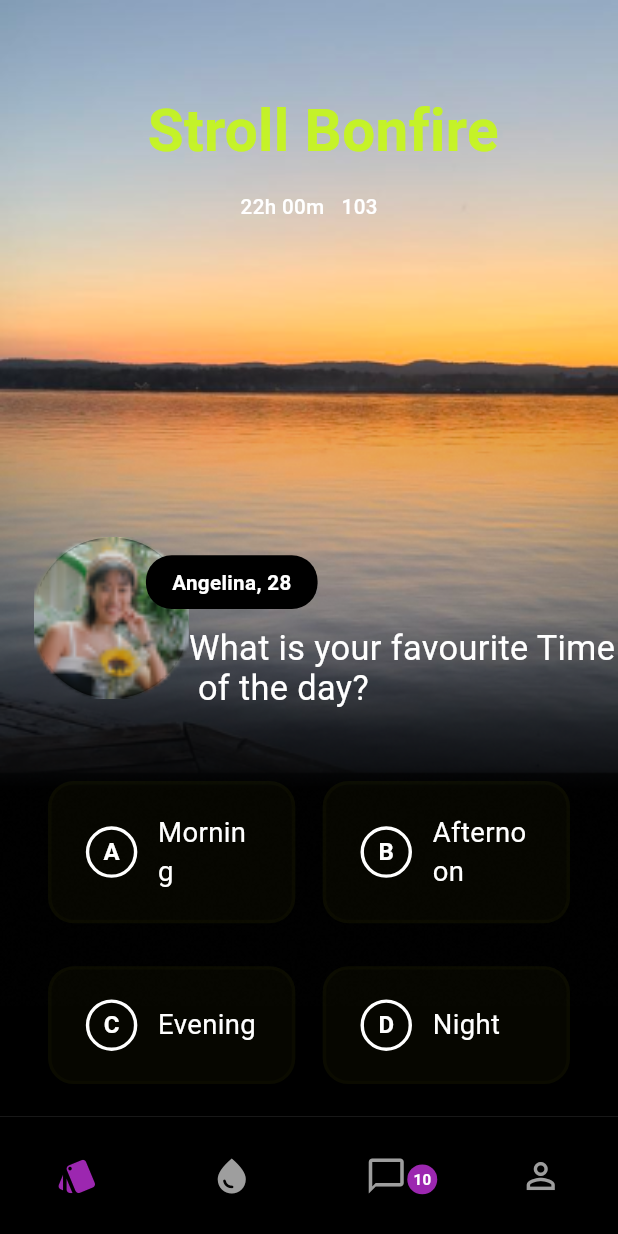
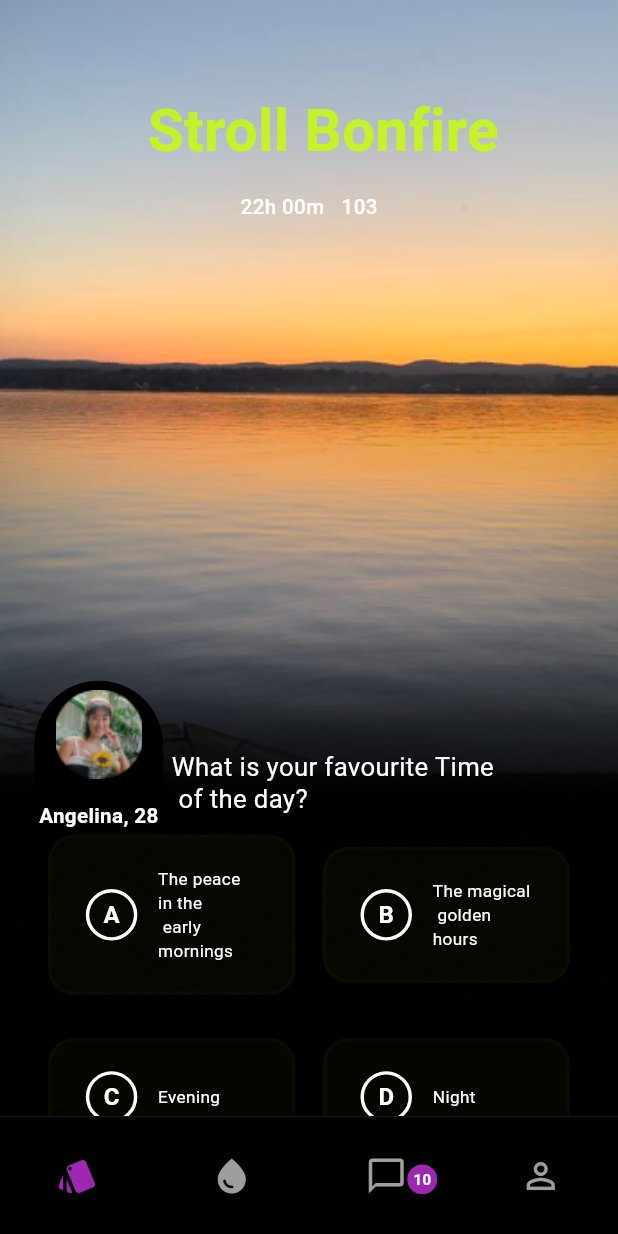
Before and after one commit to shizzleclover/Stroll-UI-Task-I, a Flutter app: the screen it shows after launch, on a phone screen of 412 x 824 dp. Run offline on Flutter 3.47's test engine with Material 3 defaults, Android fonts, the phone set to English and light mode, and no system bars; our stand-ins replace flutter_screenutil; Roboto replaces fonts that are missing (Proxima, proxima).

```diff
--- a/stroll/lib/Core/Router/app_router.dart
+++ b/stroll/lib/Core/Router/app_router.dart
@@ -1,6 +1,6 @@
 import 'router.dart';
 import 'package:flutter/material.dart';
-import '../../Features/UI/home_ui.dart';
+import '../../Features/Home/UI/home_ui.dart';
 
 class AppRouter {
   static Route<dynamic> generateRoute(RouteSettings settings) {
--- /dev/null
+++ b/stroll/lib/Features/Home/UI/home_ui.dart
@@ -0,0 +1,186 @@
+import 'package:flutter/material.dart';
+import 'package:flutter_screenutil/flutter_screenutil.dart';
+import 'package:stroll/Core/Constants/colors.dart';
+import 'package:stroll/Core/Widgets/bottomnavbar.dart';
+import 'package:stroll/Features/Home/Widgets/home_button.dart';
+import 'package:stroll/Features/Home/Widgets/home_header.dart';
+
+class HomeScreen extends StatefulWidget {
+  const HomeScreen({super.key});
+
+  @override
+  State<HomeScreen> createState() => _HomeScreenState();
+}
+
+class _HomeScreenState extends State<HomeScreen> {
+  int _selectedIndex = 0;
+  int? _selectedQuizOption;
+
+  @override
+  Widget build(BuildContext context) {
+    return SafeArea(
+      child: Scaffold(
+        backgroundColor: Colors.black,
+        body: CustomScrollView(
+          slivers: [
+            SliverFillRemaining(
+              hasScrollBody: false,
+              child: Column(
+                children: [
+                  Stack(
+                    clipBehavior: Clip.none,
+                    children: [
+                      const HomeBody(),
+
+                      // Background Image
+                      Positioned(
+                        bottom: -100.h,
+                        left: 0,
+                        right: 0,
+                        child: Container(
+                          height: 0.5.sh,
+                          width: 1.sw,
+                          decoration: const BoxDecoration(
+                            image: DecorationImage(
+                              image: AssetImage('lib/Core/Assets/Images/fade.png'),
+                              fit: BoxFit.cover,
+                            ),
+                          ),
+                        ),
+                      ),
+
+                      // Profile Picture and Name Stack
+                      Positioned(
+                        top: 380.h,
+                        left: 20.w,
+                        child: Material(
+                          color: Colors.transparent,
+                          child: Column(
+                            children: [
+                              // Profile Picture Container
+                              Container(
+                                height: 60.h,
+                                width: 75.w,
+                                decoration: BoxDecoration(
+                                  color: Colors.black,
+                                  borderRadius: BorderRadius.only(
+                                    topLeft: Radius.circular(45.r),
+                                    topRight: Radius.circular(45.r),
+                                  ),
+                                ),
+                                child: Center(
+                                  child: SizedBox(
+                                    height: 50.h,
+                                    width: 50.w,
+                                    child: const Image(
+                                      image: AssetImage('lib/Core/Assets/Images/pfp.png'),
+                                      fit: BoxFit.cover,
+                                    ),
+                                  ),
+                                ),
+                              ),
+                              // Name Container
+                              Container(
+                                height: 30.h,
+                                width: 75.w,
+                                decoration: BoxDecoration(
+                                  color: Colors.black,
+                                  borderRadius: BorderRadius.only(
+                                    bottomLeft: Radius.circular(15.r),
+                                    bottomRight: Radius.circular(15.r),
+                                  ),
+                                ),
+                                child: Center(
+                                  child: Text(
+                                    'Angelina, 28',
+                                    style: TextStyle(
+                                      fontWeight: FontWeight.bold,
+                                      fontFamily: "Proxima",
+                                      color: Colors.white,
+                                      fontSize: 12.sp,
+                                    ),
+                                  ),
+                                ),
+                              ),
+                            ],
+                          ),
+                        ),
+                      ),
+
+                      // Question Text
+                      Positioned(
+                        top: 420.h,
+                        left: 100.w,
+                        child: Text(
+                          'What is your favourite Time\n of the day?',
+                          style: TextStyle(
+                            color: Colors.white,
+                            fontSize: 15.sp,
+                            fontFamily: "Proxima",
+                            height: 1.2,
+                          ),
+                        ),
+                      ),
+
+                      // Quiz Options
+                      Positioned(
+                        top: 450.h,
+                        left: 0,
+                        right: 0,
+                        child: Column(
+                          mainAxisSize: MainAxisSize.min,
+                          children: [
+                            SizedBox(height: 8.h),
+                            Row(
+                              mainAxisAlignment: MainAxisAlignment.center,
+                              children: [
+                                QuizOptionCard(
+                                  optionText: 'The peace in the\n early mornings',
+                                  optionLabel: 'A',
+                                  isSelected: _selectedQuizOption == 0,
+                                  onTap: () => setState(() => _selectedQuizOption = 0),
+                                ),
+                                QuizOptionCard(
+                                  optionText: 'The magical\n golden hours',
+                                  optionLabel: 'B',
+                                  isSelected: _selectedQuizOption == 1,
+                                  onTap: () => setState(() => _selectedQuizOption = 1),
+                                ),
+                              ],
+                            ),
+                            SizedBox(height: 8.h),
+                            Row(
+                              mainAxisAlignment: MainAxisAlignment.center,
+                              children: [
+                                QuizOptionCard(
+                                  optionText: 'Evening',
+                                  optionLabel: 'C',
+                                  isSelected: _selectedQuizOption == 2,
+                                  onTap: () => setState(() => _selectedQuizOption = 2),
+                                ),
+                                QuizOptionCard(
+                                  optionText: 'Night',
+                                  optionLabel: 'D',
+                                  isSelected: _selectedQuizOption == 3,
+                                  onTap: () => setState(() => _selectedQuizOption = 3),
+                                ),
+                              ],
+                            ),
+                          ],
+                        ),
+                      ),
+                    ],
+                  ),
+                ],
+              ),
+            ),
+          ],
+        ),
+        bottomNavigationBar: CustomBottomNavBar(
+          selectedIndex: _selectedIndex,
+          onItemSelected: (index) => setState(() => _selectedIndex = index),
+        ),
+      ),
+    );
+  }
+}
--- a/stroll/lib/Features/Widgets/home_button.dart
+++ b/stroll/lib/Features/Home/Widgets/home_button.dart
@@ -75,7 +75,7 @@ class QuizOptionCard extends StatelessWidget {
                 optionText,
                 style: TextStyle(
                   color: Colors.white,
-                  fontSize: 16.sp,
+                  fontSize: 10.sp,
                   fontFamily: "Proxima",
                 ),
               ),
--- a/stroll/lib/Features/UI/home_ui.dart
+++ /dev/null
@@ -1,171 +0,0 @@
-import 'package:flutter/material.dart';
-import 'package:flutter_screenutil/flutter_screenutil.dart';
-import 'package:stroll/Core/Constants/colors.dart';
-import 'package:stroll/Core/Widgets/bottomnavbar.dart';
-import 'package:stroll/Features/Widgets/home_button.dart';
-import 'package:stroll/Features/Widgets/home_header.dart';
-
-
-class HomeScreen extends StatefulWidget {
-  const HomeScreen({super.key});
-
-  @override
-  State<HomeScreen> createState() => _HomeScreenState();
-}
-
-class _HomeScreenState extends State<HomeScreen> {
-  int _selectedIndex = 0;
-  int? _selectedQuizOption;
-
-  @override
-  Widget build(BuildContext context) {
-    return Scaffold(
-      backgroundColor: Colors.black,
-      body: SingleChildScrollView(
-        child: Column(
-          children: [
-            Stack(
-              clipBehavior: Clip.none,
-              children: [
-                const HomeBody(),
-
-                // Background Image
-                Positioned(
-                  bottom: -100.h,
-                  left: 0,
-                  right: 0,
-                  child: Container(
-                    height: 0.5.sh,
-                    width: 1.sw,
-                    decoration: const BoxDecoration(
-                      image: DecorationImage(
-                        image: AssetImage('lib/Core/Assets/Images/fade.png'),
-                        fit: BoxFit.cover,
-                      ),
-                    ),
-                  ),
-                ),
-
-                // Profile Picture
-                Positioned(
-                  top: 300.h,
-                  left: 20.w,
-                  child: Container(
-                    height: 90.h,
-                    width: 90.w,
-                    decoration: BoxDecoration(
-                      color: Colors.black,
-                      borderRadius: BorderRadius.circular(45.r),
-                    ),
-                    child: Center(
-                      child: SizedBox(
-                        height: 90.h,
-                        width: 90.w,
-                        child: const Image(
-                          image: AssetImage('lib/Core/Assets/Images/pfp.png'),
-                          fit: BoxFit.cover,
-                        ),
-                      ),
-                    ),
-                  ),
-                ),
-
-                // Name Container
-                Positioned(
-                  top: 310.h,
-                  left: 85.w,
-                  child: Container(
-                    height: 30.h,
-                    width: 100.w,
-                    decoration: BoxDecoration(
-                      color: Colors.black,
-                      borderRadius: BorderRadius.circular(15.r)
-                    ),
-                    child: Center(
-                      child: Text(
-                        'Angelina, 28',
-                        style: TextStyle(
-                          fontWeight: FontWeight.bold,
-                          fontFamily: "Proxima",
-                          color: Colors.white,
-                          fontSize: 12.sp,
-                        ),
-                      ),
-                    ),
-                  ),
-                ),
-
-                // Question Text
-                Positioned(
-                  top: 350.h,
-                  left: 110.w,
-                  child: Text(
-                    'What is your favourite Time\n of the day?',
-                    style: TextStyle(
-                      color: Colors.white,
-                      fontSize: 20.sp,
-                      fontFamily: "Proxima",
-                      height: 1.2,
-                    ),
-                  ),
-                ),
-
-                // Quiz Options
-                Positioned(
-                  top: 420.h,
-                  left: 0,
-                  right: 0,
-                  child: Column(
-                    mainAxisSize: MainAxisSize.min,
-                    children: [
-                      SizedBox(height: 8.h),
-                      Row(
-                        mainAxisAlignment: MainAxisAlignment.center,
-                        children: [
-                          QuizOptionCard(
-                            optionText: 'Morning',
-                            optionLabel: 'A',
-                            isSelected: _selectedQuizOption == 0,
-                            onTap: () => setState(() => _selectedQuizOption = 0),
-                          ),
-                          QuizOptionCard(
-                            optionText: 'Afternoon',
-                            optionLabel: 'B',
-                            isSelected: _selectedQuizOption == 1,
-                            onTap: () => setState(() => _selectedQuizOption = 1),
-                          ),
-                        ],
-                      ),
-                      SizedBox(height: 8.h),
-                      Row(
-                        mainAxisAlignment: MainAxisAlignment.center,
-                        children: [
-                          QuizOptionCard(
-                            optionText: 'Evening',
-                            optionLabel: 'C',
-                            isSelected: _selectedQuizOption == 2,
-                            onTap: () => setState(() => _selectedQuizOption = 2),
-                          ),
-                          QuizOptionCard(
-                            optionText: 'Night',
-                            optionLabel: 'D',
-                            isSelected: _selectedQuizOption == 3,
-                            onTap: () => setState(() => _selectedQuizOption = 3),
-                          ),
-                        ],
-                      ),
-                    ],
-                  ),
-                ),
-              ],
-            ),
-          ],
-        ),
-      ),
-      bottomNavigationBar: CustomBottomNavBar(
-        selectedIndex: _selectedIndex,
-        onItemSelected: (index) => setState(() => _selectedIndex = index),
-      ),
-    );
-  }
-}
```
Also changed, not shown: stroll/lib/Features/Coming_Soon/UI/coming_soon.dart (added), stroll/lib/Features/Home/Widgets/home_footer.dart (added), stroll/lib/Features/Home/Widgets/home_header.dart (renamed from stroll/lib/Features/Widgets/home_header.dart).
